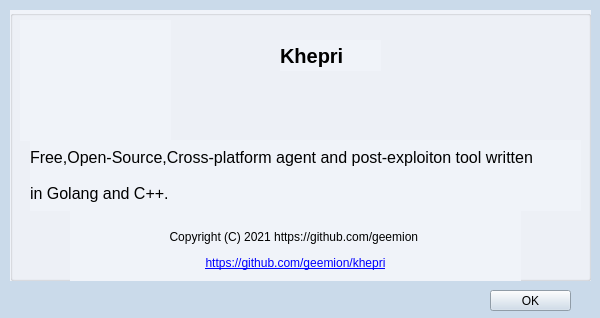
Qt form src/teamclient/client/ui/about.ui (roadwy/RIP) before a commit.
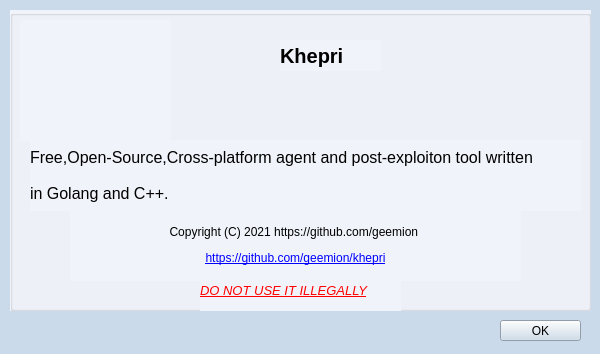
The same form after that commit. Icons and pictures are not drawn.

```diff
--- a/src/teamclient/client/ui/about.ui
+++ b/src/teamclient/client/ui/about.ui
@@ -7,7 +7,7 @@
     <x>0</x>
     <y>0</y>
     <width>600</width>
-    <height>318</height>
+    <height>354</height>
    </rect>
   </property>
   <property name="windowTitle">
@@ -26,7 +26,7 @@
      <x>10</x>
      <y>10</y>
      <width>581</width>
-     <height>271</height>
+     <height>301</height>
     </rect>
    </property>
    <property name="styleSheet">
@@ -92,7 +92,7 @@
       <x>60</x>
       <y>200</y>
       <width>451</width>
-      <height>81</height>
+      <height>71</height>
      </rect>
     </property>
     <property name="locale">
@@ -105,12 +105,28 @@
      <bool>true</bool>
     </property>
    </widget>
+   <widget class="QLabel" name="label_4">
+    <property name="geometry">
+     <rect>
+      <x>190</x>
+      <y>260</y>
+      <width>201</width>
+      <height>41</height>
+     </rect>
+    </property>
+    <property name="text">
+     <string>&lt;html&gt;&lt;head/&gt;&lt;body&gt;&lt;p&gt;&lt;span style=&quot; font-size:10pt; font-style:italic; text-decoration: underline; color:#ff0000;&quot;&gt;DO NOT USE IT ILLEGALLY&lt;/span&gt;&lt;/p&gt;&lt;/body&gt;&lt;/html&gt;</string>
+    </property>
+    <property name="textFormat">
+     <enum>Qt::RichText</enum>
+    </property>
+   </widget>
   </widget>
   <widget class="QPushButton" name="pushButton">
    <property name="geometry">
     <rect>
-     <x>490</x>
-     <y>290</y>
+     <x>500</x>
+     <y>320</y>
      <width>81</width>
      <height>21</height>
     </rect>
```
